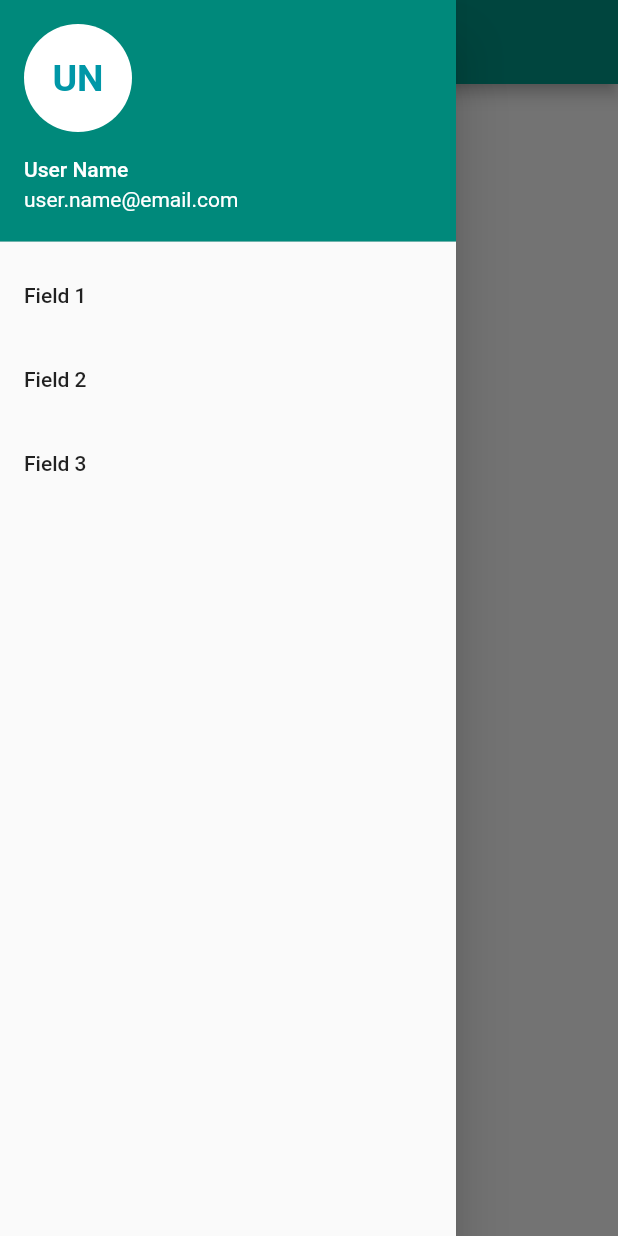
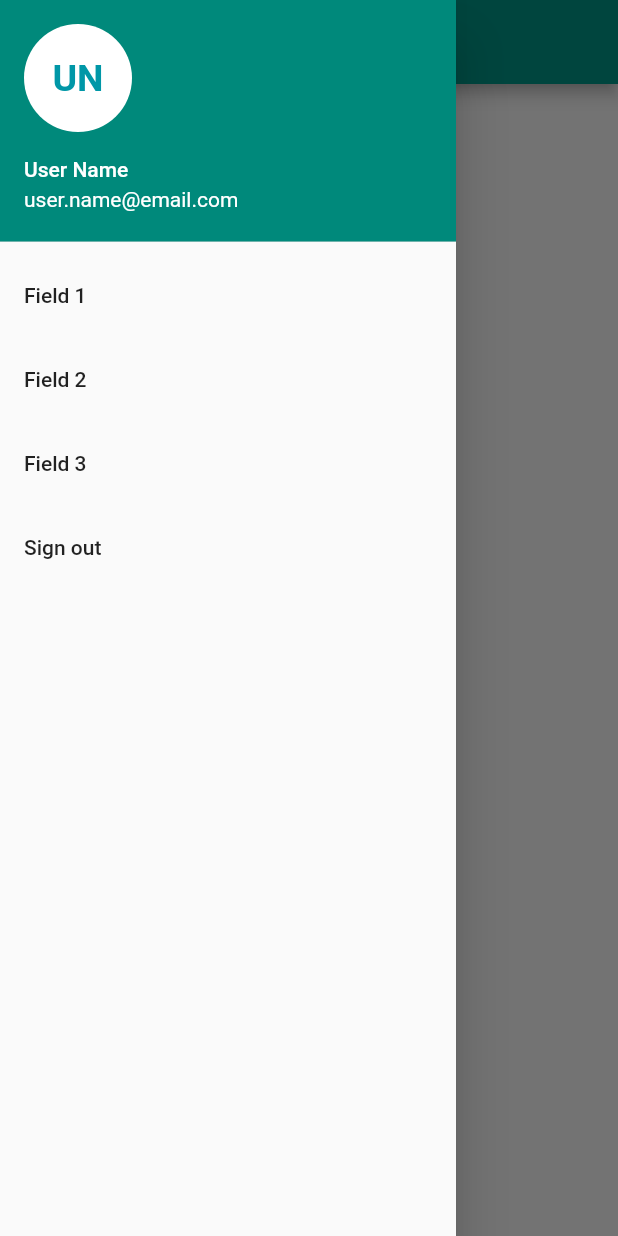
Before and after one commit to ioxvar/BEC-plugin, a Flutter app: the SideBar screen opened directly, with the side drawer open, on a phone screen of 412 x 824 dp. Run offline on Flutter 3.47's test engine with Material 2 defaults, Android fonts, the phone set to English and light mode, and no system bars; our stand-ins replace firebase_auth, firebase_core; accounts and stored records are empty.

Commit message:
Home page + sign out

```diff
--- a/lib/home_page.dart
+++ b/lib/home_page.dart
@@ -1,6 +1,6 @@
-//import './authentication_service.dart';
+import './authentication_service.dart';
 import 'package:flutter/material.dart';
-//import 'package:provider/provider.dart';
+import 'package:provider/provider.dart';
 /*
 class HomePage extends StatelessWidget {
   @override
@@ -64,6 +64,12 @@ class _SideBarState extends State<SideBar> {
           title: const Text('Field 3'),
           onTap: () => Navigator.of(context).push(_NewPage(3)),
         ),
+        ListTile(
+          title: const Text('Sign out'),
+          onTap: () {
+            context.read<AuthenticationService>().signOut();
+          },
+        )
       ],
     );
     return Scaffold(
```
